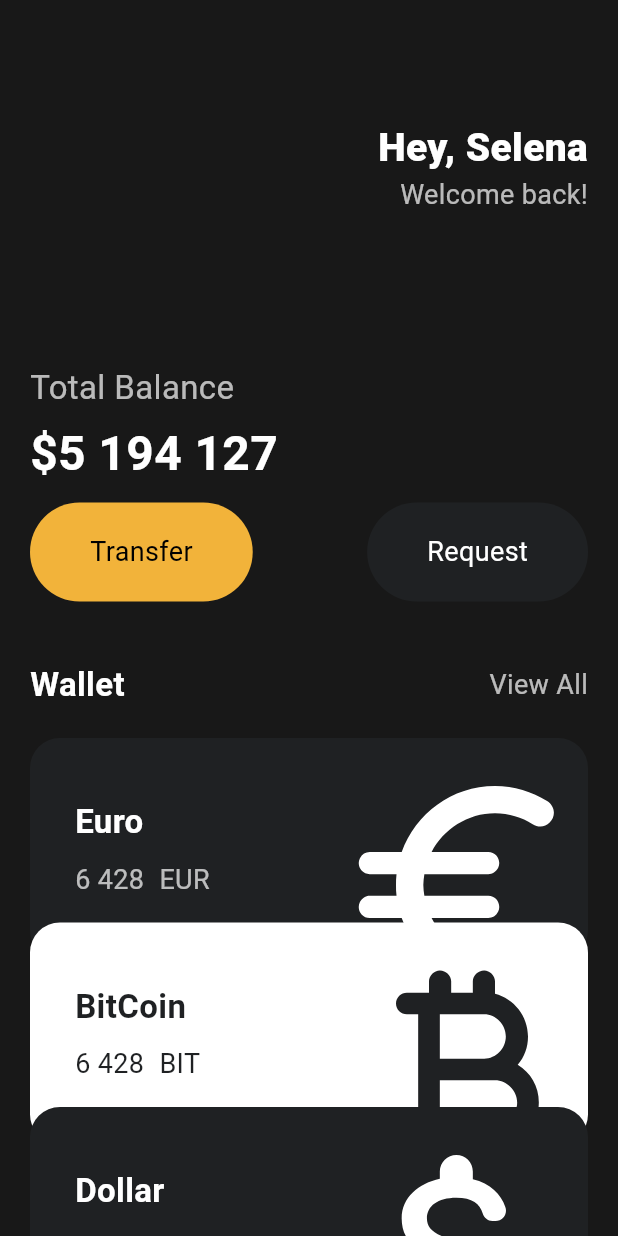
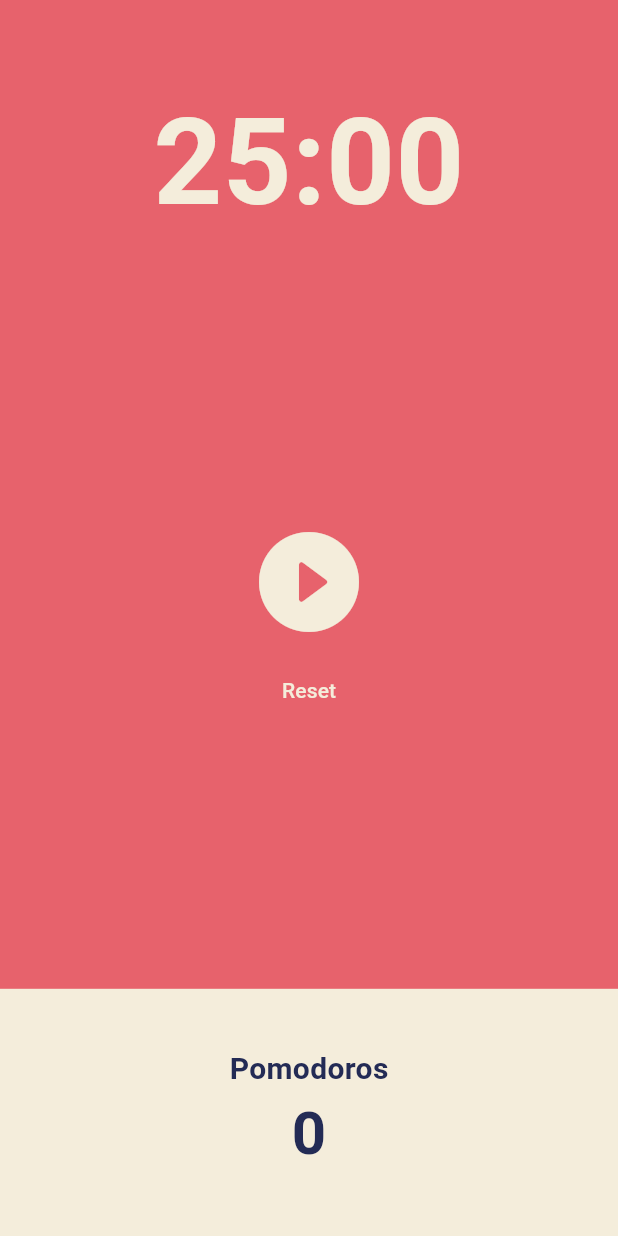
Before and after one commit to 0hsoyeop/toonflix_clone_coding, a Flutter app: the screen it shows after launch, on a phone screen of 412 x 824 dp. Run offline on Flutter 3.47's test engine with Material 3 defaults, Android fonts, the phone set to English and light mode, and no system bars.

Commit message:
* 뽀모도로 앱 완성

```diff
--- /dev/null
+++ b/lib/002/screens/home_screen.dart
@@ -0,0 +1,162 @@
+import 'dart:async';
+
+import 'package:flutter/material.dart';
+
+class HomeScreen extends StatefulWidget {
+  const HomeScreen({super.key});
+
+  @override
+  State<HomeScreen> createState() => _HomeScreenState();
+}
+
+class _HomeScreenState extends State<HomeScreen> {
+  static const twentyFiveMinutes = 60 * 25;
+
+  int totalSeconds = twentyFiveMinutes; // 1500 sec
+
+  int successCount = 0;
+
+  bool isRunning = false;
+
+  // 사용자가 타이머 시작 버튼을 눌렀을 때만 초기화 한다.
+  late Timer timer;
+
+  // 사용자가 타이머 시작 버튼을 누르면, 타이머를 초기화한다.
+  void onStartPressed() {
+    isRunning = true;
+    timer = Timer.periodic(
+      const Duration(seconds: 1),
+      onTick,
+    );
+  }
+
+  // 1초마다 실행한다.
+  void onTick(Timer timer) {
+    if (isRunning == false) {
+      return;
+    }
+
+    if (totalSeconds == 0) {
+      setState(() {
+        totalSeconds = twentyFiveMinutes;
+        isRunning = false;
+        successCount = successCount + 1;
+      });
+      timer.cancel();
+    } else {
+      setState(() {
+        totalSeconds = totalSeconds - 1;
+      });
+    }
+  }
+
+  // 타이머를 일시 정지한다.
+  void onPausePressed() {
+    timer.cancel();
+    setState(() {
+      isRunning = false;
+    });
+  }
+
+  // 포맷을 만든다.
+  String format(int seconds) {
+    var duration = Duration(seconds: seconds);
+    return duration.toString().split(".").first.substring(2, 7);
+  }
+
+  void onResetPressed() {
+    setState(() {
+      totalSeconds = twentyFiveMinutes;
+    });
+  }
+
+  @override
+  Widget build(BuildContext context) {
+    return Scaffold(
+      backgroundColor: Theme.of(context).colorScheme.background,
+      body: Column(
+        children: [
+          Flexible(
+            flex: 1,
+            child: Container(
+              alignment: Alignment.bottomCenter,
+              child: Text(
+                format(totalSeconds),
+                style: TextStyle(
+                  color: Theme.of(context).cardColor,
+                  fontSize: 80.0,
+                  fontWeight: FontWeight.w600,
+                ),
+              ),
+            ),
+          ),
+          Flexible(
+            flex: 3,
+            child: Center(
+              child: Column(
+                mainAxisAlignment: MainAxisAlignment.center,
+                children: [
+                  IconButton(
+                    icon: Icon(isRunning
+                        ? Icons.pause
+                        : Icons.play_circle_filled_rounded),
+                    color: Theme.of(context).cardColor,
+                    iconSize: 80.0,
+                    onPressed: isRunning ? onPausePressed : onStartPressed,
+                  ),
+                  TextButton(
+                    onPressed: onResetPressed,
+                    child: Text(
+                      'Reset',
+                      style: TextStyle(
+                        color: Theme.of(context).cardColor,
+                      ),
+                    ),
+                  ),
+                ],
+              ),
+            ),
+          ),
+          Flexible(
+            flex: 1,
+            child: Row(
+              children: [
+                Expanded(
+                  flex: 1,
+                  child: Container(
+                    decoration: BoxDecoration(
+                      color: Theme.of(context).cardColor,
+                    ),
+                    child: Column(
+                      mainAxisAlignment: MainAxisAlignment.center,
+                      children: [
+                        Text(
+                          'Pomodoros',
+                          style: TextStyle(
+                            color:
+                                Theme.of(context).textTheme.displayLarge!.color,
+                            fontSize: 20.0,
+                            fontWeight: FontWeight.w600,
+                          ),
+                        ),
+                        Text(
+                          '$successCount',
+                          style: TextStyle(
+                            color:
+                                Theme.of(context).textTheme.displayLarge!.color,
+                            fontSize: 40.0,
+                            fontWeight: FontWeight.w600,
+                          ),
+                        ),
+                      ],
+                    ),
+                  ),
+                ),
+              ],
+            ),
+          ),
+        ],
+      ),
+    );
+  }
+}
--- a/lib/main.dart
+++ b/lib/main.dart
@@ -1,138 +1,35 @@
 import 'package:flutter/material.dart';
-import 'package:toonflix_clone_coding/widgets/button.dart';
-import 'package:toonflix_clone_coding/widgets/currency_card.dart';
+import 'package:toonflix_clone_coding/002/screens/home_screen.dart';
+import '001/widgets/main-001.dart';
 
 void main() {
   runApp(const App());
 }
 
-class App extends StatelessWidget {
+class App extends StatefulWidget {
   const App({super.key});
 
+  @override
+  State<App> createState() => _AppState();
+}
+
+class _AppState extends State<App> {
   @override
   Widget build(BuildContext context) {
     return MaterialApp(
       debugShowCheckedModeBanner: false,
-      home: Scaffold(
-        backgroundColor: const Color(0xFF181818),
-        body: Padding(
-          padding: const EdgeInsets.symmetric(horizontal: 20.0),
-          child: SingleChildScrollView(
-            child: Column(
-              crossAxisAlignment: CrossAxisAlignment.start,
-              children: [
-                const SizedBox(height: 80.0),
-                Row(
-                  mainAxisAlignment: MainAxisAlignment.end,
-                  children: [
-                    Column(
-                      crossAxisAlignment: CrossAxisAlignment.end,
-                      children: [
-                        const Text(
-                          'Hey, Selena',
-                          style: TextStyle(
-                              color: Colors.white,
-                              fontSize: 26.0,
-                              fontWeight: FontWeight.w800),
-                        ),
-                        Text(
-                          'Welcome back!',
-                          style: TextStyle(
-                            color: Colors.white.withOpacity(0.7),
-                            fontSize: 18.0,
-                          ),
-                        ),
-                      ],
-                    ),
-                  ],
-                ),
-                const SizedBox(height: 100.0),
-                Text(
-                  'Total Balance',
-                  style: TextStyle(
-                    color: Colors.white.withOpacity(0.7),
-                    fontSize: 22.0,
-                  ),
-                ),
-                const SizedBox(height: 5.0),
-                const Text(
-                  '\$5 194 127',
-                  style: TextStyle(
-                    color: Colors.white,
-                    fontSize: 32.0,
-                    fontWeight: FontWeight.w600,
-                  ),
-                ),
-                const SizedBox(height: 10.0),
-                const Row(
-                  mainAxisAlignment: MainAxisAlignment.spaceBetween,
-                  children: [
-                    Button(
-                      text: 'Transfer',
-                      bgColor: Color(0xFFF2B33A),
-                      textColor: Colors.black,
-                    ),
-                    Button(
-                      text: 'Request',
-                      bgColor: Color(0xFF1F2123),
-                      textColor: Colors.white,
-                    ),
-                  ],
-                ),
-                const SizedBox(height: 40.0),
-                Row(
-                  mainAxisAlignment: MainAxisAlignment.spaceBetween,
-                  children: [
-                    Text(
-                      'Wallet',
-                      style: TextStyle(
-                        color: Colors.white,
-                        fontSize: 22.0,
-                        fontWeight: FontWeight.w600,
-                      ),
-                    ),
-                    Text(
-                      'View All',
-                      style: TextStyle(
-                        color: Colors.white.withOpacity(0.7),
-                        fontSize: 18.0,
-                      ),
-                    ),
-                  ],
-                ),
-                const SizedBox(height: 20.0),
-                CurrencyCard(
-                  name: 'Euro',
-                  code: 'EUR',
-                  amount: '6 428',
-                  icon: Icons.euro_rounded,
-                  isInverted: false,
-                ),
-                Transform.translate(
-                  offset: Offset(0, -25),
-                  child: CurrencyCard(
-                    name: 'BitCoin',
-                    code: 'BIT',
-                    amount: '6 428',
-                    icon: Icons.currency_bitcoin_rounded,
-                    isInverted: true,
-                  ),
-                ),
-                Transform.translate(
-                  offset: Offset(0, -50),
-                  child: CurrencyCard(
-                    name: 'Dollar',
-                    code: 'USD',
-                    amount: '428',
-                    icon: Icons.attach_money_rounded,
-                    isInverted: false,
-                  ),
-                ),
-              ],
-            ),
+      theme: ThemeData(
+        colorScheme: ColorScheme.fromSwatch(
+          backgroundColor: const Color(0xFFE7626C),
+        ),
+        textTheme: const TextTheme(
+          displayLarge: TextStyle(
+            color: Color(0xFF232B55),
           ),
         ),
+        cardColor: const Color(0xFFF4EDDB),
       ),
+      home: const HomeScreen(),
     );
   }
 }
--- a/lib/widgets/currency_card.dart
+++ /dev/null
@@ -1,84 +0,0 @@
-import 'package:flutter/material.dart';
-
-class CurrencyCard extends StatelessWidget {
-  final String name, code, amount;
-  final IconData icon;
-  final bool isInverted;
-
-  final _blackColor = const Color(0xFF1F2123);
-
-  const CurrencyCard(
-      {super.key,
-      required this.name,
-      required this.code,
-      required this.amount,
-      required this.icon,
-      required this.isInverted});
-
-  @override
-  Widget build(BuildContext context) {
-    return Container(
-      clipBehavior: Clip.hardEdge,
-      decoration: BoxDecoration(
-        color: isInverted ? Colors.white : _blackColor,
-        borderRadius: BorderRadius.circular(20.0),
-      ),
-      child: Padding(
-        padding: EdgeInsets.all(30.0),
-        child: Row(
-          mainAxisAlignment: MainAxisAlignment.spaceBetween,
-          children: [
-            Column(
-              crossAxisAlignment: CrossAxisAlignment.start,
-              children: [
-                Text(
-                  name,
-                  style: TextStyle(
-                    color: isInverted ? _blackColor : Colors.white,
-                    fontSize: 22.0,
-                    fontWeight: FontWeight.w600,
-                  ),
-                ),
-                const SizedBox(height: 10.0),
-                Row(
-                  children: [
-                    Text(
-                      amount,
-                      style: TextStyle(
-                        color: isInverted
-                            ? _blackColor
-                            : Colors.white.withOpacity(0.7),
-                        fontSize: 18.0,
-                      ),
-                    ),
-                    const SizedBox(width: 10.0),
-                    Text(
-                      code,
-                      style: TextStyle(
-                        color: isInverted
-                            ? _blackColor
-                            : Colors.white.withOpacity(0.7),
-                        fontSize: 18.0,
-                      ),
-                    ),
-                  ],
-                ),
-              ],
-            ),
-            Transform.scale(
-              scale: 2,
-              child: Transform.translate(
-                offset: Offset(-5, 12),
-                child: Icon(
-                  icon,
-                  size: 88.0,
-                  color: isInverted ? _blackColor : Colors.white,
-                ),
-              ),
-            ),
-          ],
-        ),
-      ),
-    );
-  }
-}
```
Also changed, not shown: lib/001/widgets/currency_card.dart (added, +92 -0 lines), lib/001/widgets/main-001.dart (added, +131 -0 lines), lib/001/widgets/button.dart (renamed from lib/widgets/button.dart), lib/002/screens/main-002.dart (added), 1 other file.
